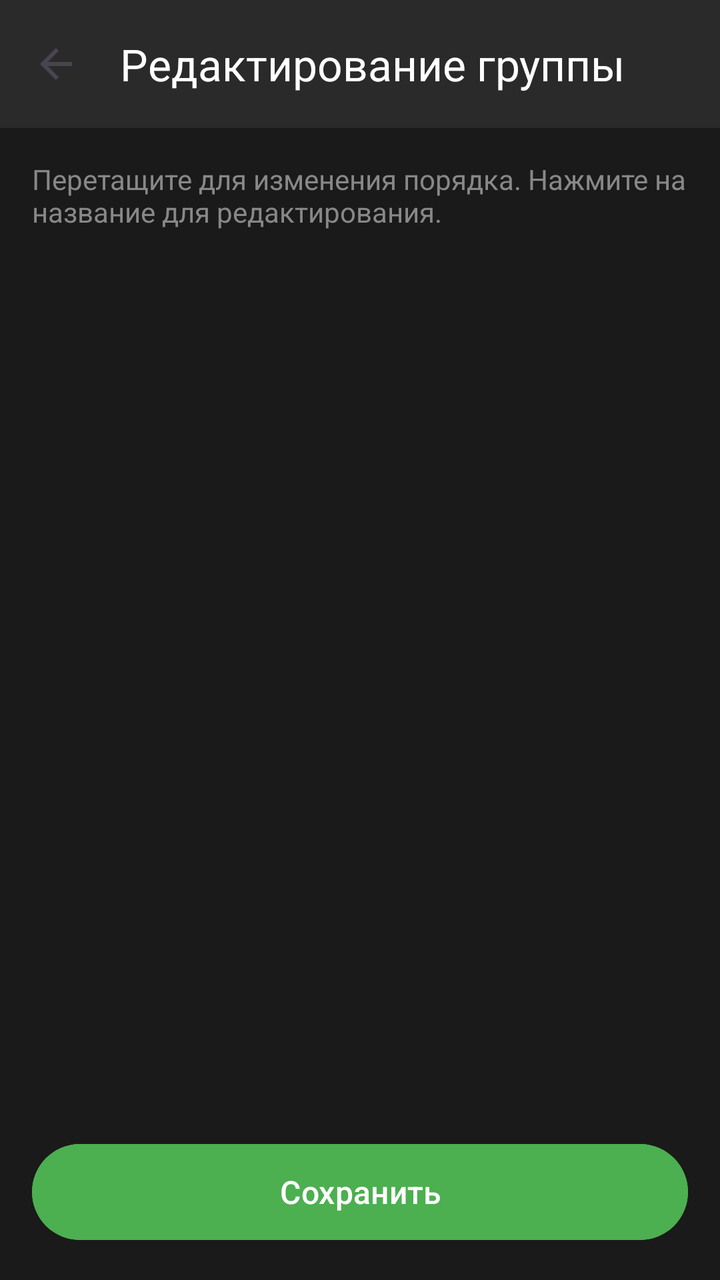
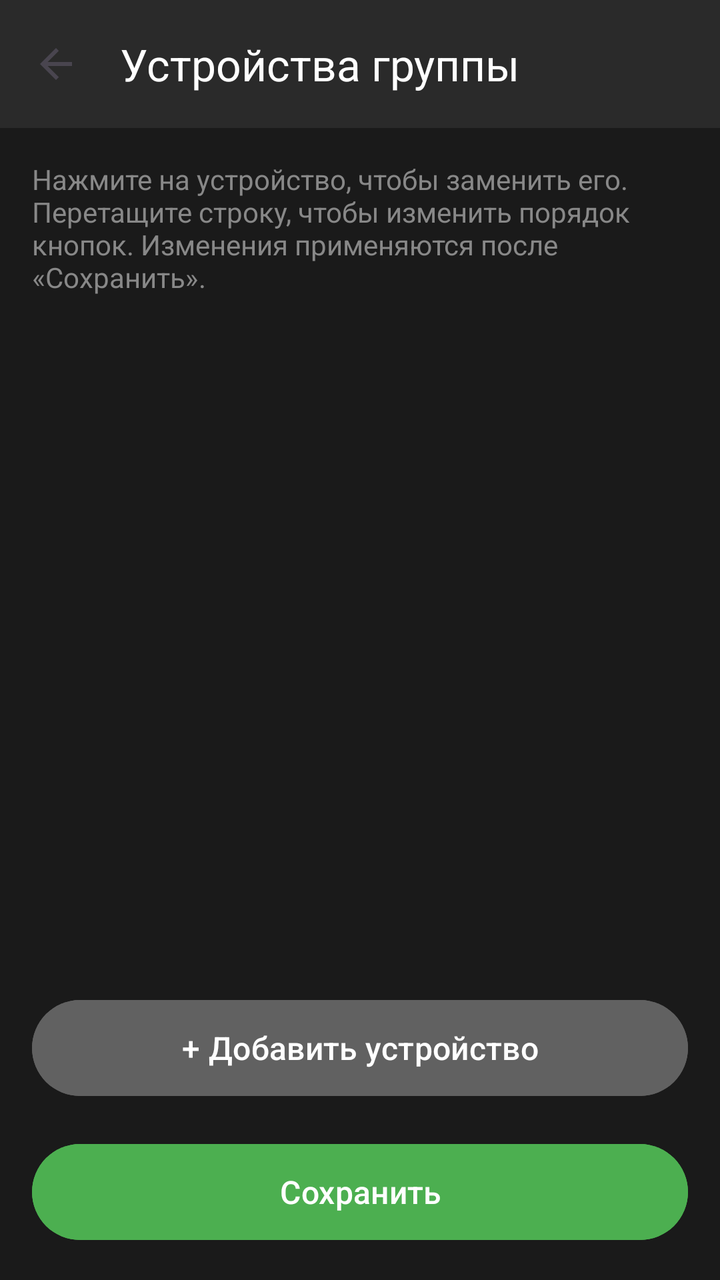

An Android layout rendered at two revisions. The XML below is the earlier revision; the diff shows what the commit changed to produce the second picture.
<!-- AndroidManifest.xml: application theme Theme.SmartHomeDashboard -->
<!-- res/layout/activity_child_buttons_editor.xml -->
<?xml version="1.0" encoding="utf-8"?>
<LinearLayout xmlns:android="http://schemas.android.com/apk/res/android"
    xmlns:app="http://schemas.android.com/apk/res-auto"
    android:layout_width="match_parent"
    android:layout_height="match_parent"
    android:orientation="vertical"
    android:background="#1A1A1A">

    <androidx.appcompat.widget.Toolbar
        android:id="@+id/toolbar"
        android:layout_width="match_parent"
        android:layout_height="?attr/actionBarSize"
        android:background="#2A2A2A"
        app:navigationIcon="?attr/homeAsUpIndicator"
        app:title="Редактирование группы"
        app:titleTextColor="#FFFFFF" />

    <TextView
        android:layout_width="match_parent"
        android:layout_height="wrap_content"
        android:padding="16dp"
        android:text="Перетащите для изменения порядка. Нажмите на название для редактирования."
        android:textColor="#888888"
        android:textSize="14sp" />

    <androidx.recyclerview.widget.RecyclerView
        android:id="@+id/rvChildButtons"
        android:layout_width="match_parent"
        android:layout_height="0dp"
        android:layout_weight="1"
        android:padding="8dp" />

    <Button
        android:id="@+id/btnSave"
        android:layout_width="match_parent"
        android:layout_height="56dp"
        android:layout_margin="16dp"
        android:text="Сохранить"
        android:textColor="#FFFFFF"
        android:backgroundTint="#4CAF50"
        android:textSize="16sp" />

</LinearLayout>
<!-- resources referenced by this layout -->
<resources>
  <style name="Theme.SmartHomeDashboard" parent="Base.Theme.SmartHomeDashboard" />
  <style name="Base.Theme.SmartHomeDashboard" parent="Theme.Material3.DayNight.NoActionBar">
      </style>
</resources>

<!-- the commit's change to res/layout/activity_child_buttons_editor.xml (unified diff, before → after) -->
@@ -12,16 +12,27 @@
         android:layout_height="?attr/actionBarSize"
         android:background="#2A2A2A"
         app:navigationIcon="?attr/homeAsUpIndicator"
-        app:title="Редактирование группы"
+        app:title="Устройства группы"
         app:titleTextColor="#FFFFFF" />
 
     <TextView
         android:layout_width="match_parent"
         android:layout_height="wrap_content"
         android:padding="16dp"
-        android:text="Перетащите для изменения порядка. Нажмите на название для редактирования."
+        android:text="Нажмите на устройство, чтобы заменить его. Перетащите строку, чтобы изменить порядок кнопок. Изменения применяются после «Сохранить»."
         android:textColor="#888888"
         android:textSize="14sp" />
+
+    <TextView
+        android:id="@+id/tvGroupEmpty"
+        android:layout_width="match_parent"
+        android:layout_height="wrap_content"
+        android:padding="16dp"
+        android:gravity="center"
+        android:text="В группе нет устройств. Добавьте хотя бы одно."
+        android:textColor="#BDBDBD"
+        android:textSize="16sp"
+        android:visibility="gone" />
 
     <androidx.recyclerview.widget.RecyclerView
         android:id="@+id/rvChildButtons"
@@ -29,6 +40,18 @@
         android:layout_height="0dp"
         android:layout_weight="1"
         android:padding="8dp" />
+
+    <Button
+        android:id="@+id/btnAddChild"
+        android:layout_width="match_parent"
+        android:layout_height="56dp"
+        android:layout_marginStart="16dp"
+        android:layout_marginTop="8dp"
+        android:layout_marginEnd="16dp"
+        android:text="+ Добавить устройство"
+        android:textColor="#FFFFFF"
+        android:backgroundTint="#616161"
+        android:textSize="16sp" />
 
     <Button
         android:id="@+id/btnSave"
